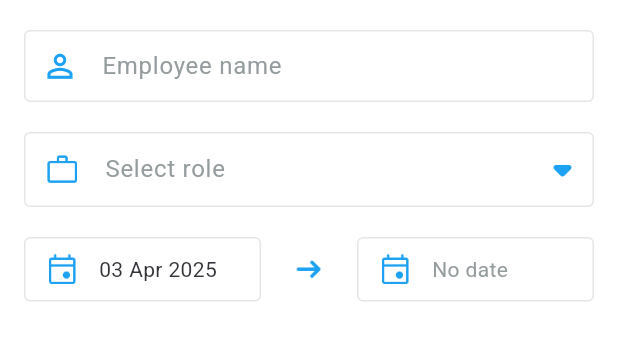
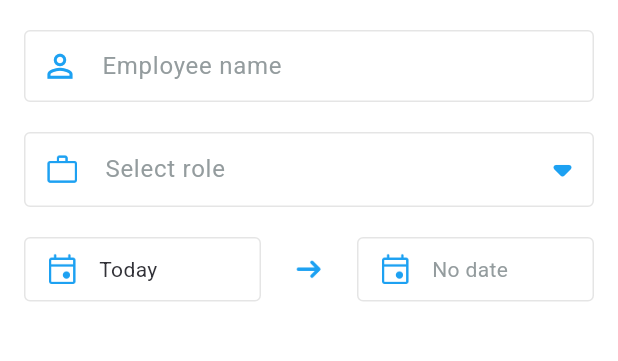
Before and after one commit to Niravoo7/employee_management, a Flutter app: the screen it shows after launch, after a tap on the "add" icon, on a phone screen of 412 x 824 dp, the part 84-445 px from its top. Run offline on Flutter 3.47's test engine with Material 3 defaults, Android fonts, the phone set to English and light mode, and no system bars; our stand-ins replace dartz, equatable, flutter_bloc, flutter_screenutil, get_it, hive and 3 more; accounts and stored records are empty.

Commit message:
modify employee list screen

```diff
--- a/lib/core/constants/string_constants.dart
+++ b/lib/core/constants/string_constants.dart
@@ -23,6 +23,14 @@ class StringConstants {
   static const String strNextMonday = "Next Monday";
   static const String strNextTuesday = "Next Tuesday";
   static const String strAfterWeek = "After 1 week";
+  static const String strCurrentEmployees = "Current employees";
+  static const String strPreviousEmployees = "Previous employees";
+  static const String strSwipeLeftDelete = "Swipe left to delete";
+  static const String strEmployeeDataHasBeenDeleted =
+      "Employee data has been deleted";
+  static const String strUndo = "Undo";
+  static const String strEditEmployeeDetails = "Edit Employee Details";
+  static const String strFrom = "From";
 }
 
 String getDatePickerItemString(DatePickerItem datePickerItem) {
--- a/lib/core/shared/domain/method/methods.dart
+++ b/lib/core/shared/domain/method/methods.dart
@@ -13,3 +13,4 @@ void preLoadImages(BuildContext context) {
 }
 
 final DateFormat formatToDateMonthYear = DateFormat("dd MMM yyyy");
+final DateFormat formatToDateMonth = DateFormat("dd MMM, yyyy");
--- a/lib/core/utils/utils.dart
+++ b/lib/core/utils/utils.dart
@@ -5,12 +5,14 @@ void showSnackBar(
   BuildContext context, {
   required String title,
   TextAlign? textAlign,
+  SnackBarAction? action,
 }) {
   final SnackBar snackBar = SnackBar(
     duration: const Duration(seconds: 2),
+    padding: const EdgeInsets.only(left: 16),
     content: Text(
       title,
-      maxLines: 2,
+      maxLines: 1,
       textAlign: textAlign ?? TextAlign.start,
       style: const TextStyle(
         fontWeight: FontWeight.w500,
@@ -19,6 +21,7 @@ void showSnackBar(
       ),
     ),
     backgroundColor: ThemeColors.clrBlack50,
+    action: action,
   );
   ScaffoldMessenger.of(context).showSnackBar(snackBar);
 }
--- a/lib/feature/employee_list/presentation/pages/employee_list_screen.dart
+++ b/lib/feature/employee_list/presentation/pages/employee_list_screen.dart
@@ -1,6 +1,7 @@
 import "package:assignment/core/constants/image_constants.dart";
 import "package:assignment/core/constants/string_constants.dart";
 import "package:assignment/core/constants/theme_constants.dart";
+import "package:assignment/feature/employee_list/domain/entities/employee.dart";
 import "package:assignment/feature/employee_list/presentation/cubit/employee_cubit.dart";
 import "package:assignment/feature/employee_list/presentation/cubit/employee_state.dart";
 import "package:assignment/feature/employee_list/presentation/widgets/employee_item.dart";
@@ -16,7 +17,8 @@ class EmployeeListScreen extends StatelessWidget {
   Widget build(BuildContext context) => Scaffold(
     backgroundColor: ThemeColors.clrWhite50,
     appBar: AppBar(title: const Text(StringConstants.strEmployeeList)),
-    body: BlocBuilder<EmployeeCubit, EmployeeState>(
+    body: SafeArea(
+      child: BlocBuilder<EmployeeCubit, EmployeeState>(
         builder: (BuildContext context, EmployeeState state) {
           if (state is EmployeeLoading) {
             return const SizedBox.shrink();
@@ -45,25 +47,83 @@ class EmployeeListScreen extends StatelessWidget {
                 ),
               );
             } else {
-            return Container(
-              color: ThemeColors.clrWhite,
-              child: ListView.separated(
-                padding: EdgeInsets.zero,
-                shrinkWrap: true,
-                itemCount: state.employees.length,
-                itemBuilder:
-                    (BuildContext context, int index) =>
-                        EmployeeItem(employee: state.employees[index]),
-                separatorBuilder:
-                    (BuildContext context, int index) =>
-                        const Divider(height: 0, color: ThemeColors.clrWhite50),
+              final List<Employee> currentList =
+                  state.employees
+                      .where((Employee element) => element.endDate == null)
+                      .toList();
+
+              final List<Employee> previousList =
+                  state.employees
+                      .where((Employee element) => element.endDate != null)
+                      .toList();
+
+              return Column(
+                crossAxisAlignment: CrossAxisAlignment.start,
+                children: <Widget>[
+                  Expanded(
+                    child: ListView(
+                      children: <Widget>[
+                        ExpansionTile(
+                          childrenPadding: EdgeInsets.zero,
+                          showTrailingIcon: false,
+                          initiallyExpanded: true,
+                          title: const Text(
+                            StringConstants.strCurrentEmployees,
+                            style: TextStyle(
+                              fontSize: FontSize.fontSizeMedium,
+                              fontWeight: FontWeight.w500,
+                              color: ThemeColors.clrPrimary,
                             ),
+                          ),
+                          children:
+                              currentList
+                                  .map(
+                                    (Employee item) =>
+                                        EmployeeItem(employee: item),
+                                  )
+                                  .toList(),
+                        ),
+                        ExpansionTile(
+                          childrenPadding: EdgeInsets.zero,
+                          showTrailingIcon: false,
+                          initiallyExpanded: true,
+                          title: const Text(
+                            StringConstants.strPreviousEmployees,
+                            style: TextStyle(
+                              fontSize: FontSize.fontSizeMedium,
+                              fontWeight: FontWeight.w500,
+                              color: ThemeColors.clrPrimary,
+                            ),
+                          ),
+                          children:
+                              previousList
+                                  .map(
+                                    (Employee item) =>
+                                        EmployeeItem(employee: item),
+                                  )
+                                  .toList(),
+                        ),
+                      ],
+                    ),
+                  ),
+                  const Padding(
+                    padding: EdgeInsets.all(16),
+                    child: Text(
+                      StringConstants.strSwipeLeftDelete,
+                      style: TextStyle(
+                        fontSize: FontSize.fontSize15,
+                        color: ThemeColors.clrGray100,
+                      ),
+                    ),
+                  ),
+                ],
               );
             }
           }
 
           return const SizedBox.shrink();
         },
+      ),
     ),
     floatingActionButton: FloatingActionButton(
       onPressed: () {
--- a/lib/feature/employee_list/presentation/widgets/employee_item.dart
+++ b/lib/feature/employee_list/presentation/widgets/employee_item.dart
@@ -1,6 +1,10 @@
 import "package:assignment/core/constants/image_constants.dart";
+import "package:assignment/core/constants/string_constants.dart";
 import "package:assignment/core/constants/theme_constants.dart";
+import "package:assignment/core/shared/domain/method/methods.dart";
+import "package:assignment/core/utils/utils.dart";
 import "package:assignment/feature/employee_list/domain/entities/employee.dart";
+import "package:assignment/routes/app_routes.dart";
 import "package:flutter/material.dart";
 
 class EmployeeItem extends StatelessWidget {
@@ -9,10 +13,35 @@ class EmployeeItem extends StatelessWidget {
   final Employee employee;
 
   @override
-  Widget build(BuildContext context) => Dismissible(
+  Widget build(BuildContext context) => GestureDetector(
+    onTap: () {
+      Navigator.pushNamed(
+        context,
+        AppRoutes.addDetailsRoute,
+        arguments: employee,
+      );
+    },
+    child: Container(
+      color: ThemeColors.clrWhite,
+      child: Column(
+        crossAxisAlignment: CrossAxisAlignment.start,
+        children: <Widget>[
+          SizedBox(
+            width: double.maxFinite,
+            child: Dismissible(
               key: Key(employee.employeeId ?? ""),
               direction: DismissDirection.endToStart,
-    onDismissed: (DismissDirection direction) {},
+              onDismissed: (DismissDirection direction) {
+                showSnackBar(
+                  context,
+                  title: StringConstants.strEmployeeDataHasBeenDeleted,
+                  action: SnackBarAction(
+                    onPressed: () {},
+                    label: StringConstants.strUndo,
+                    textColor: ThemeColors.clrPrimary,
+                  ),
+                );
+              },
               background: const SizedBox.shrink(),
               secondaryBackground: Container(
                 padding: const EdgeInsets.only(right: 20),
@@ -46,7 +75,9 @@ class EmployeeItem extends StatelessWidget {
                       ),
                     ),
                     Text(
-            employee.startDate.toString(),
+                      employee.endDate == null
+                          ? "${StringConstants.strFrom} ${formatToDateMonth.format(employee.startDate)}"
+                          : "${formatToDateMonth.format(employee.startDate)} - ${formatToDateMonth.format(employee.endDate!)}",
                       style: const TextStyle(
                         fontSize: FontSize.fontSizeSmall,
                         color: ThemeColors.clrGray100,
@@ -55,5 +86,11 @@ class EmployeeItem extends StatelessWidget {
                   ],
                 ),
               ),
+            ),
+          ),
+          const Divider(height: 0, color: ThemeColors.clrWhite50),
+        ],
+      ),
+    ),
   );
 }
--- a/lib/feature/manage_employee/presentation/pages/manage_employee_screen.dart
+++ b/lib/feature/manage_employee/presentation/pages/manage_employee_screen.dart
@@ -11,13 +11,31 @@ import "package:assignment/injection_container/injection_container.dart";
 import "package:flutter/material.dart";
 
 class ManageEmployeeScreen extends StatelessWidget {
-  ManageEmployeeScreen({super.key});
+  ManageEmployeeScreen({super.key, this.employee});
+
+  final Employee? employee;
 
   final EmployeeCubit _employeeCubit = getIt<EmployeeCubit>();
 
   @override
   Widget build(BuildContext context) => Scaffold(
-    appBar: AppBar(title: const Text(StringConstants.strAddEmployeeDetails)),
+    appBar: AppBar(
+      title: Text(
+        employee == null
+            ? StringConstants.strAddEmployeeDetails
+            : StringConstants.strEditEmployeeDetails,
+      ),
+      actions: <Widget>[
+        if (employee != null)
+          Padding(
+            padding: const EdgeInsets.only(right: 5),
+            child: IconButton(
+              onPressed: () {},
+              icon: const ImageIcon(AssetImage(IconConstants.icDelete)),
+            ),
+          ),
+      ],
+    ),
     body: SafeArea(
       child: Column(
         children: <Widget>[
@@ -74,14 +92,17 @@ class ManageEmployeeScreen extends StatelessWidget {
                     spacing: 20,
                     children: <Widget>[
                       CommonInputDateField(
-                        dateTime: DateTime.now(),
+                        dateTime: employee?.startDate ?? DateTime.now(),
                         isStartDate: true,
                       ),
                       const ImageIcon(
                         AssetImage(IconConstants.icArrowRight),
                         color: ThemeColors.clrPrimary,
                       ),
-                      CommonInputDateField(isStartDate: false),
+                      CommonInputDateField(
+                        dateTime: employee?.endDate,
+                        isStartDate: false,
+                      ),
                     ],
                   ),
                 ],
@@ -100,7 +121,9 @@ class ManageEmployeeScreen extends StatelessWidget {
                 spacing: 20,
                 children: <Widget>[
                   ActionButton(
-                    onPressed: () {},
+                    onPressed: () {
+                      Navigator.pop(context);
+                    },
                     title: StringConstants.strCancel,
                     backgroundColor: ThemeColors.clrSecondary,
                     textColor: ThemeColors.clrPrimary,
@@ -114,6 +137,7 @@ class ManageEmployeeScreen extends StatelessWidget {
                           startDate: DateTime.now(),
                         ),
                       );
+                      Navigator.pop(context);
                     },
                     title: StringConstants.strSave,
                   ),
--- a/lib/feature/manage_employee/presentation/widgets/common_input_date_field.dart
+++ b/lib/feature/manage_employee/presentation/widgets/common_input_date_field.dart
@@ -2,6 +2,7 @@ import "package:assignment/core/constants/image_constants.dart";
 import "package:assignment/core/constants/string_constants.dart";
 import "package:assignment/core/constants/theme_constants.dart";
 import "package:assignment/core/shared/domain/method/methods.dart";
+import "package:assignment/core/utils/date_utils.dart";
 import "package:assignment/feature/manage_employee/presentation/widgets/common_calendar_picker.dart";
 import "package:flutter/material.dart";
 
@@ -49,7 +50,9 @@ class _CommonInputDateFieldState extends State<CommonInputDateField> {
             ),
             Text(
               widget.dateTime != null
-                  ? formatToDateMonthYear.format(widget.dateTime!)
+                  ? isToday(widget.dateTime!)
+                      ? StringConstants.strToday
+                      : formatToDateMonthYear.format(widget.dateTime!)
                   : StringConstants.strNoDate,
               style: TextStyle(
                 fontSize: FontSize.fontSizeRegular,
--- a/lib/routes/app_routes.dart
+++ b/lib/routes/app_routes.dart
@@ -13,8 +13,9 @@ class AppRoutes {
           builder: (_) => const EmployeeListScreen(),
         );
       case addDetailsRoute:
+        final dynamic employee = settings.arguments;
         return MaterialPageRoute<dynamic>(
-          builder: (_) => ManageEmployeeScreen(),
+          builder: (_) => ManageEmployeeScreen(employee: employee),
         );
       default:
         return MaterialPageRoute<dynamic>(
```
Lines whose indentation alone changed are shown as unchanged.
